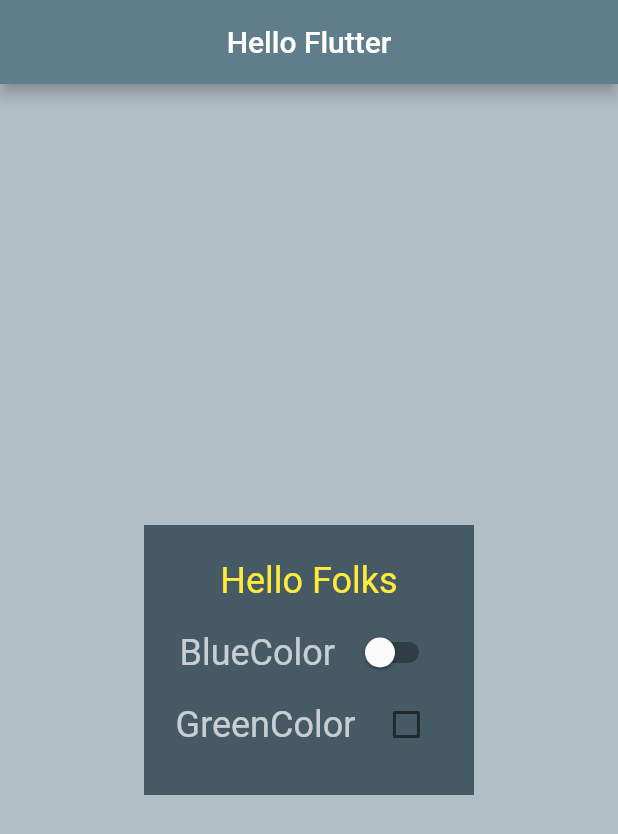
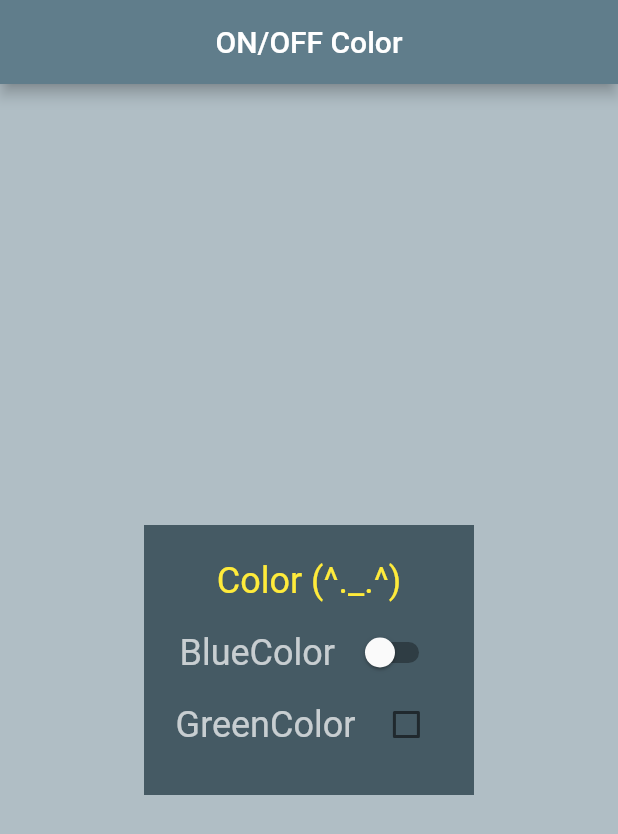
Before and after one commit to johnnylyimo/flutter_switch_checkbox_demo, a Flutter app: the screen it shows after launch, on a phone screen of 412 x 824 dp. Shown: the top 834 px of the screen. Run offline on Flutter 3.47's test engine with Material 2 defaults, Android fonts, the phone set to English and light mode, and no system bars.

Commit message:
Changed Scaffold title

```diff
--- a/lib/home_page.dart
+++ b/lib/home_page.dart
@@ -14,7 +14,7 @@ class _MyHomePageState extends State<MyHomePage> {
     return Scaffold(
       appBar: AppBar(
         title: Center(
-          child: Text('Hello Flutter'),
+          child: Text('ON/OFF Color'),
         ),
       ),
       body: Center(
@@ -27,7 +27,7 @@ class _MyHomePageState extends State<MyHomePage> {
             children: <Widget>[
               Center(
                 child: Text(
-                  'Hello Folks',
+                  'Color (^._.^)',
                   style: TextStyle(color: colorType),
                 ),
               ),
```
